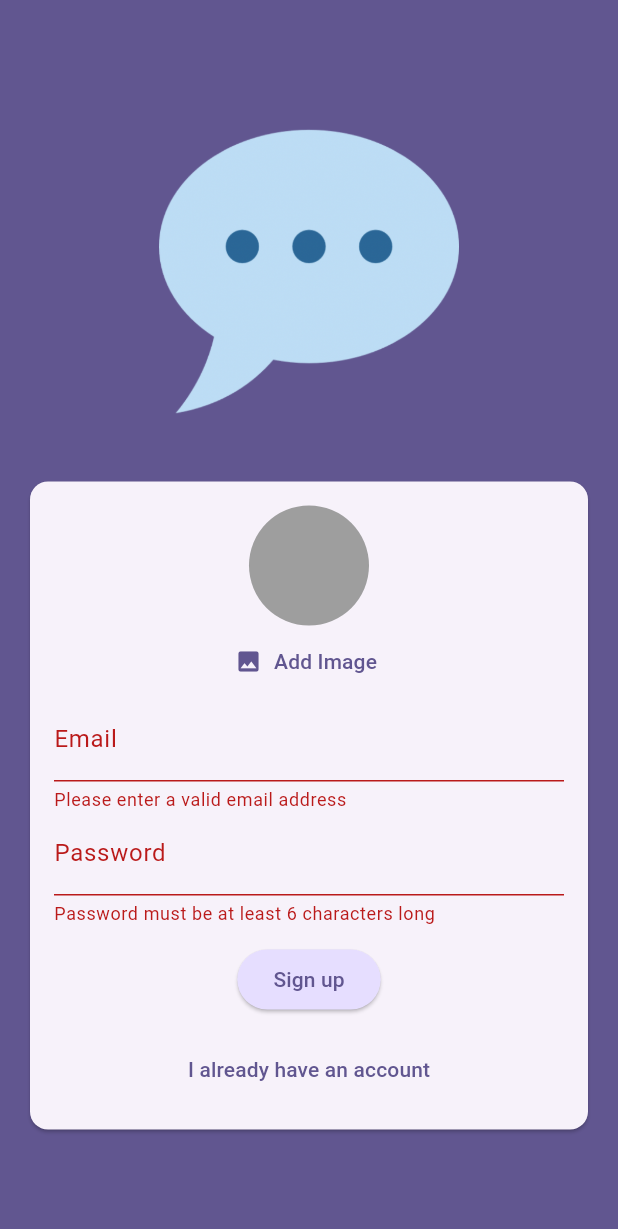
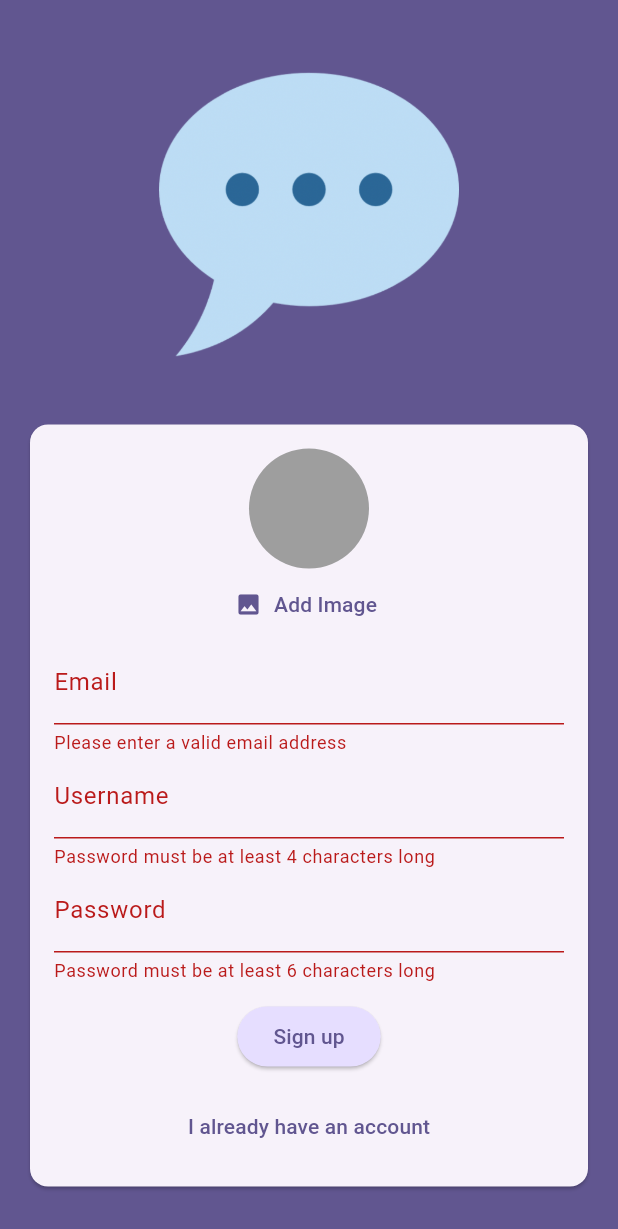
Before and after one commit to Alpheuss28/Chat-App, a Flutter app: the screen it shows after launch, after a tap on "Login", after a tap on "Create new account", after a tap on "Sign up", on a phone screen of 412 x 824 dp. Shown: the top 1229 px of the screen. Run offline on Flutter 3.47's test engine with Material 3 defaults, Android fonts, the phone set to English and light mode, and no system bars; our stand-ins replace cloud_firestore, firebase_auth, firebase_core, firebase_storage, image_picker; accounts and stored records are empty.

Commit message:
Storing a Username

```diff
--- a/lib/screens/auth.dart
+++ b/lib/screens/auth.dart
@@ -23,8 +23,10 @@ class _AuthScreen extends State<AuthScreen> {
   var _isLogin = true;
   var _enteredEmail = "";
   var _enteredPassword = "";
+  var _enteredUsername = "";
   File? _selectedImage;
   var _isAuthenticating = false;
+
 
   void _submit() async {
     final _isValid = _form.currentState!.validate();
@@ -58,7 +60,7 @@ class _AuthScreen extends State<AuthScreen> {
             .collection('users')
             .doc(userCredentials.user!.uid)
             .set({
-              "username": "to be done...",
+          "username": _enteredUsername,
           "email": _enteredEmail,
           "image_url": imageUrl,
         });
@@ -131,7 +133,26 @@ class _AuthScreen extends State<AuthScreen> {
                             },
                             onSaved: (value) {
                               _enteredEmail = value!;
-                              }),
+                            },
+                          ),
+                          if (!_isLogin)
+                          TextFormField(
+                            decoration: const InputDecoration(
+                              labelText: "Username",
+                            ),
+                            enableSuggestions: false,
+                            validator: (value) {
+                              if (value == null ||
+                                  value.isEmpty ||
+                                  value.trim().length < 4) {
+                                return "Password must be at least 4 characters long";
+                              }
+                              return null;
+                            },
+                            onSaved: (value) {
+                              _enteredUsername = value!;
+                            },
+                          ),
                           TextFormField(
                             decoration: const InputDecoration(
                               labelText: "Password",
```
Lines whose indentation alone changed are shown as unchanged.
